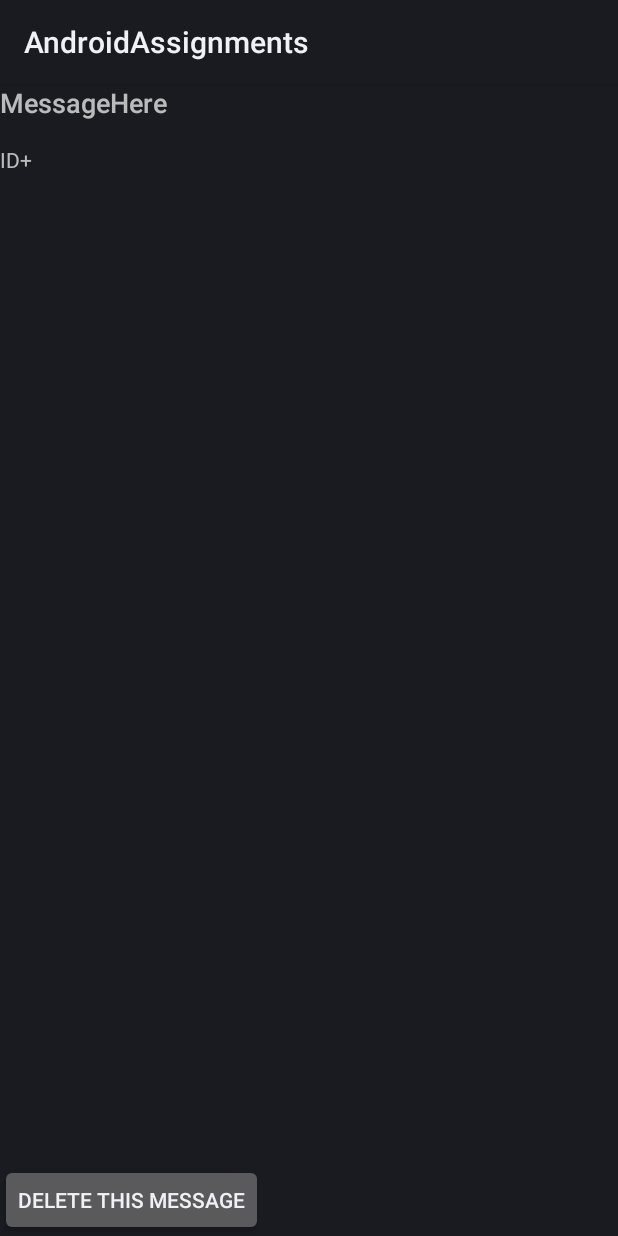
After one commit to wahidstephen/WLU-CP670-Android-Application-Programming-Assignment, an Android app: the layout fragment_message.xml on its own in the app's theme, with its tools: preview values and no code run, on a phone screen of 412 x 824 dp. The commit adds this screen. Run offline under Robolectric (Android 15) with nearby library versions, the phone set to English and light mode, and no system bars.

Commit message:
Assignment3Part3

```diff
--- a/app/build.gradle
+++ b/app/build.gradle
@@ -35,6 +35,7 @@ dependencies {
     implementation 'androidx.constraintlayout:constraintlayout:1.1.3'
     implementation 'androidx.navigation:navigation-fragment:2.2.2'
     implementation 'androidx.navigation:navigation-ui:2.2.2'
+    implementation 'androidx.legacy:legacy-support-v4:1.0.0'
     testImplementation 'junit:junit:4.+'
     androidTestImplementation 'androidx.test.ext:junit:1.1.1'
     androidTestImplementation 'androidx.test.espresso:espresso-core:3.2.0'
--- a/app/src/main/AndroidManifest.xml
+++ b/app/src/main/AndroidManifest.xml
@@ -15,6 +15,7 @@
         android:roundIcon="@mipmap/ic_launcher"
         android:supportsRtl="true"
         android:theme="@style/Theme.AndroidAssignments">
+        <activity android:name=".MessageDetails"></activity>
 
         <meta-data
             android:name="android.support.PARENT_ACTIVITY"
@@ -26,9 +27,8 @@
         <activity
             android:name=".TestToolbar"
             android:label="@string/title_activity_test_toolbar"
-            android:theme="@style/Theme.AndroidAssignments.NoActionBar"
-            android:parentActivityName=".MainActivity" />
-
+            android:parentActivityName=".MainActivity"
+            android:theme="@style/Theme.AndroidAssignments.NoActionBar" />
         <activity
             android:name=".MainActivity"
             android:parentActivityName=".MainActivity" />
--- a/app/src/main/java/com/example/androidassignments/ChatDatabaseHelper.java
+++ b/app/src/main/java/com/example/androidassignments/ChatDatabaseHelper.java
@@ -11,7 +11,7 @@ public class ChatDatabaseHelper extends SQLiteOpenHelper {
     private static final int VERSION_NUM = 2;
 
     public static final String TABLE_MESSAGES = "messages";
-    private static final String KEY_ID = "id";
+    public static final String KEY_ID = "id";
     public static final String KEY_MESSAGE = "message";
 
     public ChatDatabaseHelper(Context ctx) {
--- /dev/null
+++ b/app/src/main/res/layout/fragment_message.xml
@@ -0,0 +1,39 @@
+<?xml version="1.0" encoding="utf-8"?>
+<LinearLayout xmlns:android="http://schemas.android.com/apk/res/android"
+    xmlns:tools="http://schemas.android.com/tools"
+    android:layout_width="match_parent"
+    android:layout_height="match_parent"
+    tools:context=".MessageFragment"
+    android:orientation="vertical">
+
+    <TextView
+        android:id="@+id/message_text_view"
+        android:layout_width="match_parent"
+        android:layout_height="wrap_content"
+        android:textAppearance="?android:attr/textAppearanceMedium"
+        android:hint="MessageHere"
+        />
+
+    <TextView
+        android:id="@+id/message_id_view"
+        android:layout_width="match_parent"
+        android:layout_height="wrap_content"
+        android:layout_marginTop="16dp"
+        android:textAppearance="?android:attr/textAppearanceSmall"
+        android:hint="ID+"
+        />
+
+    <View
+        android:layout_width="match_parent"
+        android:layout_height="0dp"
+        android:layout_weight="1"
+        />
+
+    <Button
+        android:id="@+id/delete_message"
+        android:layout_width="wrap_content"
+        android:layout_height="wrap_content"
+        android:text="@string/delete_message"
+        />
+
+</LinearLayout>
--- a/app/src/main/res/values/strings.xml
+++ b/app/src/main/res/values/strings.xml
@@ -49,4 +49,6 @@
         <item>Saskatoon</item>
     </string-array>
 
+    <string name="delete_message" translatable="false">Delete this message</string>
+
 </resources>
```
Also changed, not shown: app/src/main/java/com/example/androidassignments/ChatWindow.java (+72 -6 lines), app/src/main/java/com/example/androidassignments/MessageDetails.java (added, +38 -0 lines), app/src/main/java/com/example/androidassignments/MessageFragment.java (added, +54 -0 lines), app/src/main/res/layout-sw600dp/activity_chat_window.xml (added, +45 -0 lines), app/src/main/res/layout/activity_message_details.xml (added, +16 -0 lines).
